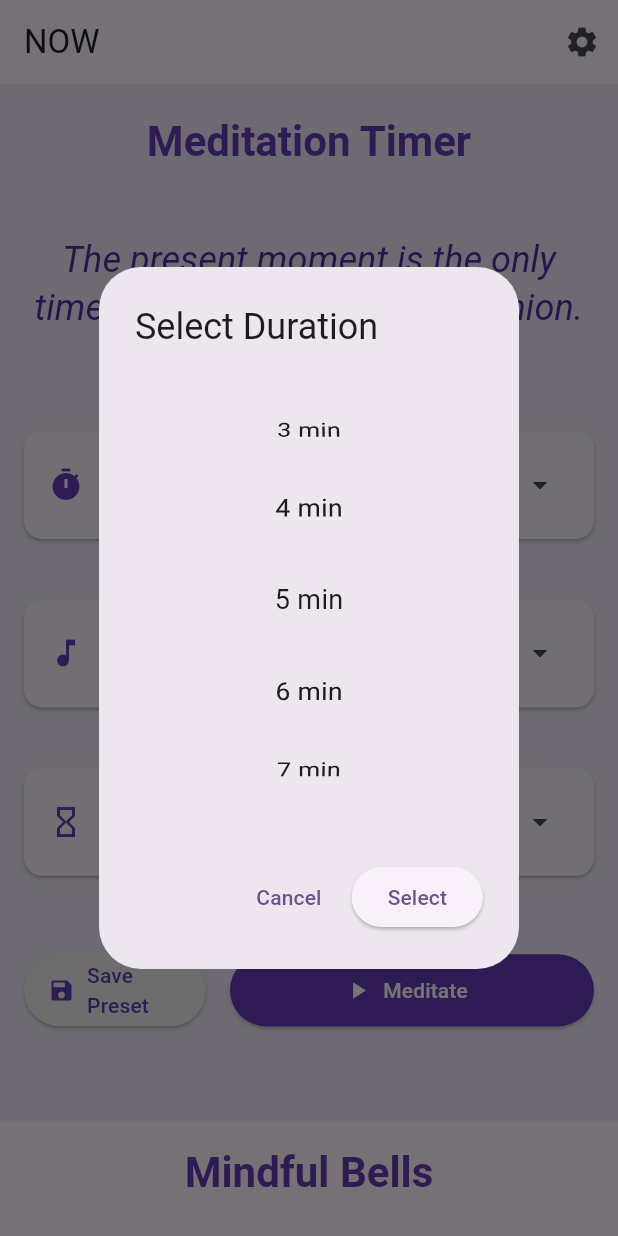
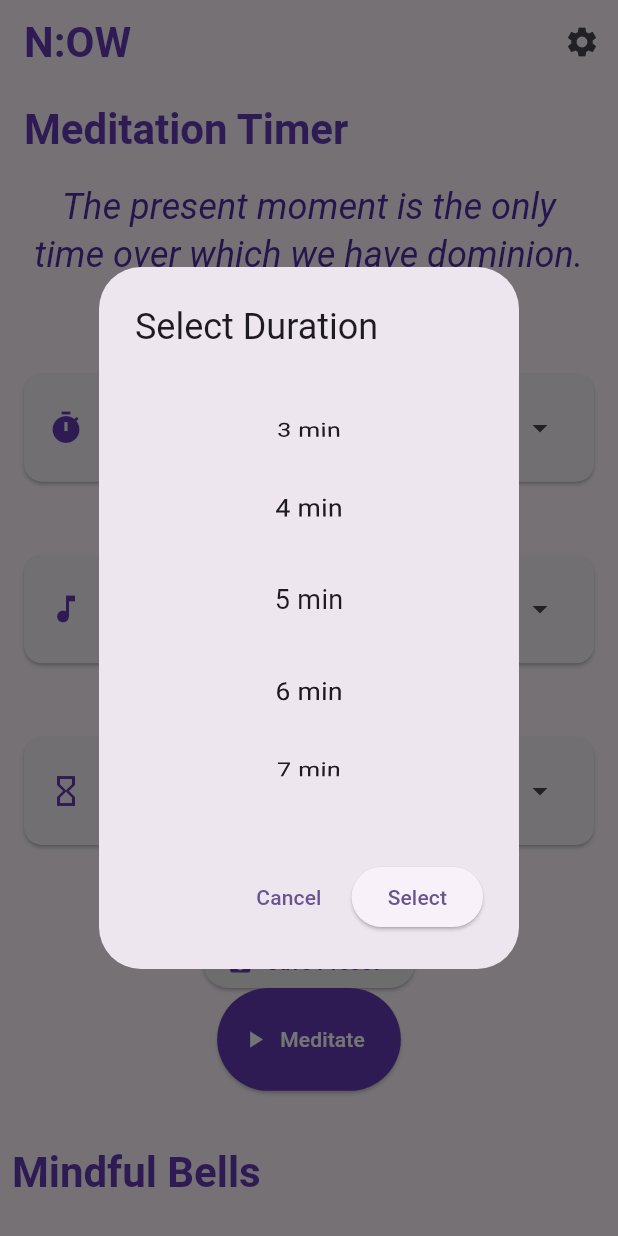
Before and after one commit to aycarl/NOW, a Flutter app: the screen it shows after launch, after a tap on "Meditation Duration", on a phone screen of 412 x 824 dp. Run offline on Flutter 3.47's test engine with Material 3 defaults, Android fonts, the phone set to English and light mode, and no system bars; our stand-ins replace shared_preferences.

Commit message:
Enhance UI for CarouselHomePage and MeditationTimerPage; update title styling and improve layout in MindfulBellsPage

```diff
--- a/lib/carousel_home_page.dart
+++ b/lib/carousel_home_page.dart
@@ -27,9 +27,15 @@ class _CarouselHomePageState extends State<CarouselHomePage> {
   Widget build(BuildContext context) {
     return Scaffold(
       appBar: AppBar(
-        title: const Text('NOW'),
+        centerTitle: false,
+        title: Text(
+          'N:OW',
+          style: Theme.of(context).textTheme.headlineMedium?.copyWith(
+            color: Colors.deepPurple,
+            fontWeight: FontWeight.bold,
+          ),
+        ),
         elevation: 0,
-        backgroundColor: Colors.transparent,
         actions: [
           IconButton(
             icon: const Icon(Icons.settings),
@@ -57,7 +63,7 @@ class _CarouselHomePageState extends State<CarouselHomePage> {
             return Center(
               child: index == 0
                   ? MeditationTimerPage(currentPageIndex: _currentPage)
-                  : const MindfulBellsPage(),
+                  : MindfulBellsPage(currentPageIndex: _currentPage),
             );
           },
         ),
--- a/lib/meditation_timer_page.dart
+++ b/lib/meditation_timer_page.dart
@@ -104,41 +104,33 @@ class _MeditationTimerPageState extends State<MeditationTimerPage> {
     // Show only heading when this page is not active (currentPageIndex is 1)
     if (widget.currentPageIndex == 1) {
       return Container(
-        decoration: BoxDecoration(color: Colors.deepPurple[50]),
-        child: Center(
+        alignment: Alignment.bottomLeft,
+        padding: const EdgeInsets.only(bottom: 16.0, left: 8.0, right: 8.0),
         child: Column(
-            mainAxisAlignment: MainAxisAlignment.end,
+          mainAxisSize: MainAxisSize.min,
+          crossAxisAlignment: CrossAxisAlignment.start,
           children: [
-              Icon(
-                Icons.self_improvement,
-                size: 48,
-                color: Colors.deepPurple[700],
-              ),
-              const SizedBox(height: 16),
             Text(
               'Meditation Timer',
               style: Theme.of(context).textTheme.headlineMedium?.copyWith(
                 color: Colors.deepPurple,
                 fontWeight: FontWeight.bold,
               ),
-                textAlign: TextAlign.center,
             ),
           ],
-          ),
         ),
       );
     }
 
     // Show full content when this page is active (currentPageIndex is 0)
-    return Container(
-      decoration: BoxDecoration(color: Colors.deepPurple[50]),
-      child: Padding(
+    return Padding(
       padding: const EdgeInsets.symmetric(horizontal: 16.0, vertical: 4.0),
       child: Column(
+        crossAxisAlignment: CrossAxisAlignment.start,
         children: [
           // Header
           Padding(
-              padding: const EdgeInsets.all(16.0),
+            padding: const EdgeInsets.only(top: 8.0),
             child: Text(
               'Meditation Timer',
               style: Theme.of(context).textTheme.headlineMedium?.copyWith(
@@ -148,10 +140,8 @@ class _MeditationTimerPageState extends State<MeditationTimerPage> {
             ),
           ),
           // Random inspirational quote - reduced space
-            Flexible(
-              flex: 2,
-              child: Container(
-                width: double.infinity,
+          SizedBox(
+            height: 100,
             child: Center(
               child: Text(
                 _randomQuote,
@@ -160,7 +150,6 @@ class _MeditationTimerPageState extends State<MeditationTimerPage> {
                   color: Colors.deepPurple[700],
                 ),
                 textAlign: TextAlign.center,
-                  ),
               ),
             ),
           ),
@@ -175,10 +164,7 @@ class _MeditationTimerPageState extends State<MeditationTimerPage> {
                 Card(
                   margin: const EdgeInsets.symmetric(vertical: 4.0),
                   child: ListTile(
-                      leading: const Icon(
-                        Icons.timer,
-                        color: Colors.deepPurple,
-                      ),
+                    leading: const Icon(Icons.timer, color: Colors.deepPurple),
                     title: const Text('Meditation Duration'),
                     subtitle: Text('$_selectedMinutes minutes'),
                     trailing: const Icon(Icons.arrow_drop_down),
@@ -229,7 +215,7 @@ class _MeditationTimerPageState extends State<MeditationTimerPage> {
             child: Container(
               width: double.infinity,
               padding: const EdgeInsets.symmetric(vertical: 16.0),
-                child: Row(
+              child: Column(
                 children: [
                   Expanded(
                     child: ElevatedButton.icon(
@@ -263,8 +249,7 @@ class _MeditationTimerPageState extends State<MeditationTimerPage> {
           ),
         ],
       ), // Column
-      ), // Padding
-    ); // Container
+    );
   } // build method
 }
 
--- a/lib/mindful_bells_page.dart
+++ b/lib/mindful_bells_page.dart
@@ -3,7 +3,9 @@ import 'bell_form_dialog.dart';
 import 'angel_numbers_page.dart';
 
 class MindfulBellsPage extends StatefulWidget {
-  const MindfulBellsPage({super.key});
+  final int currentPageIndex;
+
+  const MindfulBellsPage({super.key, this.currentPageIndex = 1});
 
   @override
   State<MindfulBellsPage> createState() => _MindfulBellsPageState();
@@ -49,12 +51,30 @@ class _MindfulBellsPageState extends State<MindfulBellsPage> {
 
   @override
   Widget build(BuildContext context) {
+    if (widget.currentPageIndex == 0) {
+      return Container(
+        alignment: Alignment.topLeft,
+        padding: const EdgeInsets.only(top: 16.0, left: 8.0, right: 8.0),
+        child: Text(
+          'Mindful Bells',
+          style: Theme.of(context).textTheme.headlineMedium?.copyWith(
+            color: Colors.deepPurple,
+            fontWeight: FontWeight.bold,
+          ),
+        ),
+      );
+    }
+
     return Scaffold(
-      body: Column(
+      backgroundColor: Colors.deepPurple[50],
+      body: Padding(
+        padding: const EdgeInsets.symmetric(horizontal: 8.0, vertical: 4.0),
+        child: Column(
+          crossAxisAlignment: CrossAxisAlignment.start,
           children: [
             // Header
             Padding(
-            padding: const EdgeInsets.all(16.0),
+              padding: const EdgeInsets.only(top: 8.0),
               child: Text(
                 'Mindful Bells',
                 style: Theme.of(context).textTheme.headlineMedium?.copyWith(
@@ -66,9 +86,9 @@ class _MindfulBellsPageState extends State<MindfulBellsPage> {
 
             // Angel Numbers Card
             Padding(
-            padding: const EdgeInsets.all(8.0),
+              padding: const EdgeInsets.only(top: 8.0),
               child: Card(
-              color: Colors.amber[100],
+                color: Colors.deepPurple[100],
                 child: ListTile(
                   leading: const Icon(Icons.numbers, color: Colors.deepPurple),
                   title: const Text('Angel Numbers'),
@@ -86,10 +106,10 @@ class _MindfulBellsPageState extends State<MindfulBellsPage> {
 
             // Bells List
             Expanded(
-            child: ListView.builder(
-              itemCount: bells.length,
-              itemBuilder: (context, index) {
-                final bell = bells[index];
+              child: Column(
+                children: bells.asMap().entries.map((entry) {
+                  final index = entry.key;
+                  final bell = entry.value;
                   return ListTile(
                     leading: const Icon(Icons.alarm),
                     title: Text(bell['time']!),
@@ -112,10 +132,11 @@ class _MindfulBellsPageState extends State<MindfulBellsPage> {
                       onPressed: () => _editBell(index),
                     ),
                   );
-              },
+                }).toList(),
               ),
             ),
           ],
+        ),
       ),
       floatingActionButton: bells.length < 5
           ? FloatingActionButton(
```
Lines whose indentation alone changed are shown as unchanged.
